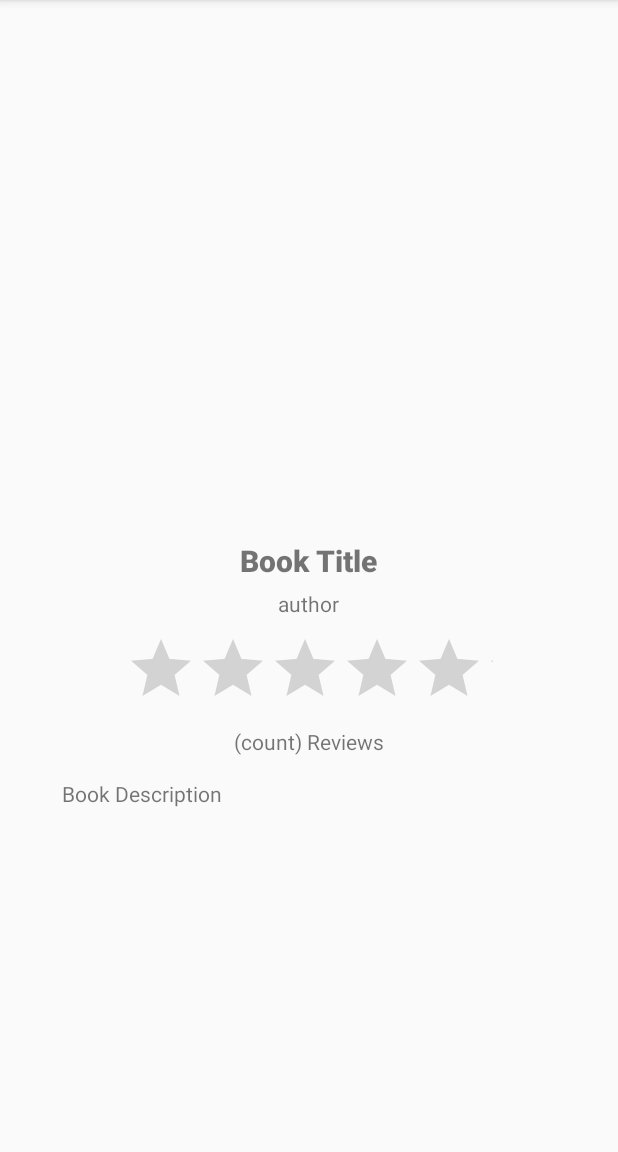
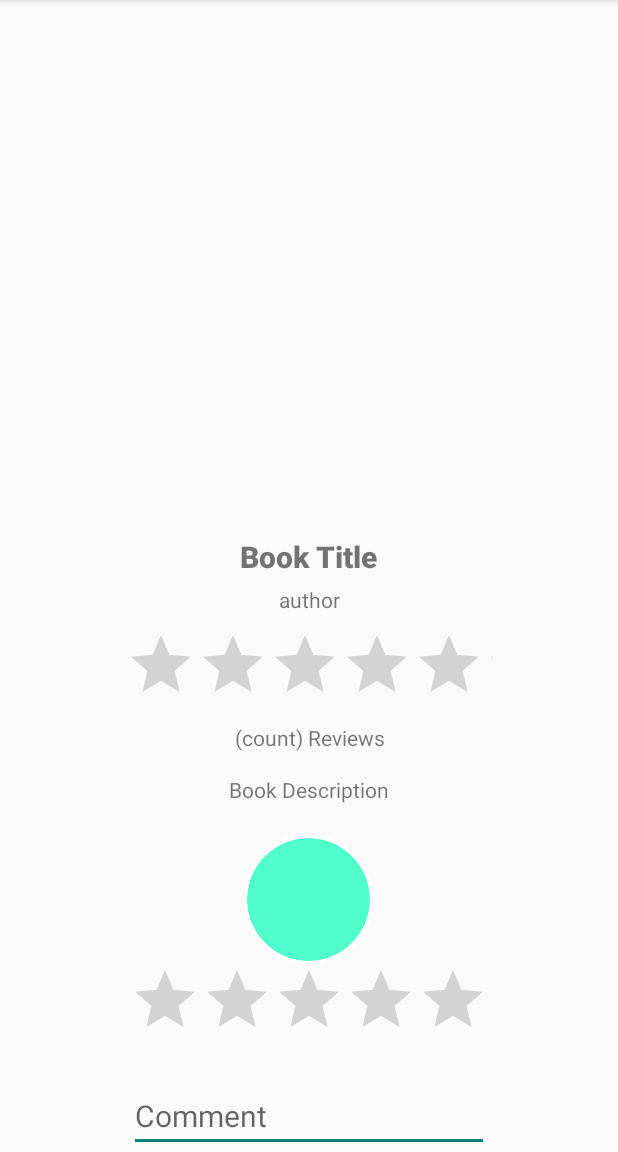
Before and after one commit to golden014/Glisjoie, an Android app: the BookDetailActivity screen opened directly, with no data from a screen before it, on a phone screen of 412 x 824 dp, the part 84-1236 px from its top. Run offline under Robolectric (Android 15) with nearby library versions, the phone set to English and light mode, and no system bars; our stand-ins replace CircleImageView, Firebase (no records; nobody signed in at launch, a user with empty details on screens opened directly), Picasso; 1 statement that could not run was skipped.

Commit message:
UDAH ADA COMMENT YATTA

```diff
--- a/app/src/main/java/com/bluecactus/glisjoie/View/books/BookDetailActivity.kt
+++ b/app/src/main/java/com/bluecactus/glisjoie/View/books/BookDetailActivity.kt
@@ -1,5 +1,6 @@
 package com.bluecactus.glisjoie.View.books
 
+import android.content.DialogInterface
 import android.os.Bundle
 import android.util.Log
 import android.widget.Button
@@ -7,6 +8,7 @@ import android.widget.EditText
 import android.widget.ImageView
 import android.widget.RatingBar
 import android.widget.TextView
+import androidx.appcompat.app.AlertDialog
 import androidx.appcompat.app.AppCompatActivity
 import androidx.lifecycle.ViewModelProvider
 import androidx.recyclerview.widget.LinearLayoutManager
@@ -15,6 +17,7 @@ import com.bluecactus.glisjoie.Model.BookModel
 import com.bluecactus.glisjoie.Model.CommentModel
 import com.bluecactus.glisjoie.Model.UserModel
 import com.bluecactus.glisjoie.R
+import com.bluecactus.glisjoie.Repository.BookRepository
 import com.bluecactus.glisjoie.Repository.CommentRepository
 import com.bluecactus.glisjoie.ViewModel.*
 import de.hdodenhof.circleimageview.CircleImageView
@@ -42,7 +45,9 @@ class BookDetailActivity : AppCompatActivity() {
     //view models
     private lateinit var bookViewModel: BookViewModel
     private lateinit var userViewModel: UserViewModel
+    private lateinit var commentViewModel: CommentViewModel
     private lateinit var viewHistoryViewModel: ViewHistoryViewModel
+    private lateinit var bookCommentRating: RatingBar
 
     //Data
     private var arr : ArrayList<CommentModel> = ArrayList<CommentModel>();
@@ -55,13 +60,14 @@ class BookDetailActivity : AppCompatActivity() {
         var bookId = intent.getStringExtra("bookID")
         userViewModel = ViewModelProvider(this).get(UserViewModel::class.java)
         bookViewModel = ViewModelProvider(this).get(BookViewModel::class.java)
+        commentViewModel = ViewModelProvider(this).get(CommentViewModel::class.java)
         viewHistoryViewModel = ViewModelProvider(this).get(ViewHistoryViewModel::class.java)
 
         recyclerView = findViewById(R.id.detailCommentRecyclerView)
         CommentRepository().getCommentByBookID(
             BookModel("",
             "",
-            "8jmeFAsRMDQsCDJ90gYu",
+                bookId,
             "",
             "",
             "",
@@ -108,6 +114,31 @@ class BookDetailActivity : AppCompatActivity() {
         bookDescription = findViewById(R.id.bookDescription)
         bookRating.setIsIndicator(true)
 
+        bookCommentField = findViewById(R.id.detailCommentContent)
+        bookCommentRating = findViewById(R.id.detailCommentRating)
+        bookCommentIcon = findViewById(R.id.detailCommentPicture)
+        bookCommentButton = findViewById(R.id.bookDetailCommentBtn)
+
+        bookCommentButton.setOnClickListener {
+            commentViewModel.validateComment(bookCommentField.text.toString(), bookCommentRating.rating, currUser, bookViewModel.bookData.value!!)
+        };
+
+        commentViewModel.response.observe(this) { message ->
+            if(message != ""){
+                AlertDialog.Builder(this)
+                    .setMessage(message)
+                    .setPositiveButton("OK", DialogInterface.OnClickListener { dialogInterface, i ->
+                        if(message.equals("Comment posted")){ if(message == "Success Upload"){
+                            finish();
+                            startActivity(getIntent());
+                        }
+                        }
+                    })
+                    .create()
+                    .show()
+            }
+        }
+
 //        var bookId = intent.getStringExtra("bookID")
 //        TODO: IMPORTANT!! uncomment when receiving put extra
         //bookId = intent.getStringExtra("KEYNAME")
--- a/app/src/main/java/com/bluecactus/glisjoie/ViewModel/BookViewModel.kt
+++ b/app/src/main/java/com/bluecactus/glisjoie/ViewModel/BookViewModel.kt
@@ -71,9 +71,6 @@ class BookViewModel : ViewModel() {
                 response.value = message
             }
         }
-
-
-
     }
 
     private fun validateDescription(bookDescription: String) {
--- a/app/src/main/java/com/bluecactus/glisjoie/ViewModel/CommentAdapter.kt
+++ b/app/src/main/java/com/bluecactus/glisjoie/ViewModel/CommentAdapter.kt
@@ -60,6 +60,7 @@ class CommentAdapter(private val id : Int, private var comments: List<CommentMod
                 }
             })
         holder.commentRating?.rating = comment.rating!!;
+        holder.commentRating?.setIsIndicator(true)
         holder.commentContent?.text = comment.description;
     }
 
--- a/app/src/main/res/layout/activity_book_detail.xml
+++ b/app/src/main/res/layout/activity_book_detail.xml
@@ -7,20 +7,12 @@
     android:accessibilityLiveRegion="1"
     android:overScrollMode="ifContentScrolls">
 
-    <androidx.recyclerview.widget.RecyclerView
-        android:id="@+id/detailCommentRecyclerView"
-        android:layout_width="0dp"
-        android:layout_height="0dp"
-        app:layout_constraintBottom_toBottomOf="parent"
-        app:layout_constraintEnd_toEndOf="parent"
-        app:layout_constraintStart_toStartOf="parent"
-        app:layout_constraintTop_toBottomOf="@+id/scrollView3" />
-
     <ScrollView
         android:id="@+id/scrollView3"
         android:layout_width="0dp"
         android:layout_height="wrap_content"
         app:layout_constraintEnd_toEndOf="parent"
+        app:layout_constraintHorizontal_bias="1.0"
         app:layout_constraintStart_toStartOf="parent"
         app:layout_constraintTop_toTopOf="parent">
 
@@ -28,7 +20,8 @@
             android:layout_width="match_parent"
             android:layout_height="wrap_content"
             android:gravity="center"
-            android:orientation="vertical">
+            android:orientation="vertical"
+            android:textAlignment="center">
 
             <ImageView
                 android:id="@+id/bookCover"
@@ -42,7 +35,7 @@
 
             <TextView
                 android:id="@+id/bookTitle"
-                android:layout_width="wrap_content"
+                android:layout_width="370dp"
                 android:layout_height="wrap_content"
                 android:layout_marginStart="150dp"
                 android:layout_marginTop="20dp"
@@ -50,17 +43,19 @@
                 android:fontFamily="sans-serif-black"
                 android:gravity="top|left"
                 android:text="Book Title"
+                android:textAlignment="center"
                 android:textCursorDrawable="@null"
                 android:textSize="20sp" />
 
             <TextView
                 android:id="@+id/bookAuthor"
-                android:layout_width="wrap_content"
+                android:layout_width="240dp"
                 android:layout_height="wrap_content"
                 android:layout_marginStart="170dp"
                 android:layout_marginTop="5dp"
                 android:layout_marginEnd="170dp"
-                android:text="author" />
+                android:text="author"
+                android:textAlignment="center" />
 
             <RatingBar
                 android:id="@+id/ratingBar"
@@ -72,12 +67,13 @@
 
             <TextView
                 android:id="@+id/reviewCount"
-                android:layout_width="wrap_content"
+                android:layout_width="249dp"
                 android:layout_height="wrap_content"
                 android:layout_marginStart="150dp"
                 android:layout_marginTop="5dp"
                 android:layout_marginEnd="150dp"
-                android:text="(count) Reviews" />
+                android:text="(count) Reviews"
+                android:textAlignment="center" />
 
             <TextView
                 android:id="@+id/bookDescription"
@@ -86,9 +82,49 @@
                 android:layout_marginStart="150dp"
                 android:layout_marginTop="15dp"
                 android:layout_marginEnd="150dp"
+                android:gravity="center"
                 android:text="Book Description"
-                android:textAlignment="textStart"
+                android:textAlignment="gravity"
                 android:textCursorDrawable="@null" />
+
+            <de.hdodenhof.circleimageview.CircleImageView
+                android:id="@+id/detailCommentPicture"
+                android:layout_width="87dp"
+                android:layout_height="86dp"
+                android:layout_marginTop="20dp"
+                android:src="@color/curr_auth_page_button"
+                app:civ_border_color="@color/white"
+                app:civ_border_width="2dp" />
+
+            <RatingBar
+                android:id="@+id/detailCommentRating"
+                android:layout_width="wrap_content"
+                android:layout_height="wrap_content"
+                android:layout_marginBottom="20dp" />
+
+            <EditText
+                android:id="@+id/detailCommentContent"
+                android:layout_width="240dp"
+                android:layout_height="wrap_content"
+                android:layout_marginStart="0dp"
+                android:layout_marginTop="0dp"
+                android:layout_marginBottom="0dp"
+                android:gravity="bottom"
+                android:hint="Comment"
+                android:textSize="20sp" />
+
+            <Button
+                android:id="@+id/bookDetailCommentBtn"
+                android:layout_width="240dp"
+                android:layout_height="64dp"
+                android:layout_marginTop="20dp"
+                android:text="Comment" />
+
+            <androidx.recyclerview.widget.RecyclerView
+                android:id="@+id/detailCommentRecyclerView"
+                android:layout_width="453dp"
+                android:layout_height="1284dp"
+                android:layout_marginTop="50dp" />
 
         </LinearLayout>
     </ScrollView>
```
Also changed, not shown: app/src/main/java/com/bluecactus/glisjoie/Repository/CommentRepository.kt (+5 -4 lines), app/src/main/java/com/bluecactus/glisjoie/ViewModel/CommentViewModel.kt (added, +38 -0 lines).
